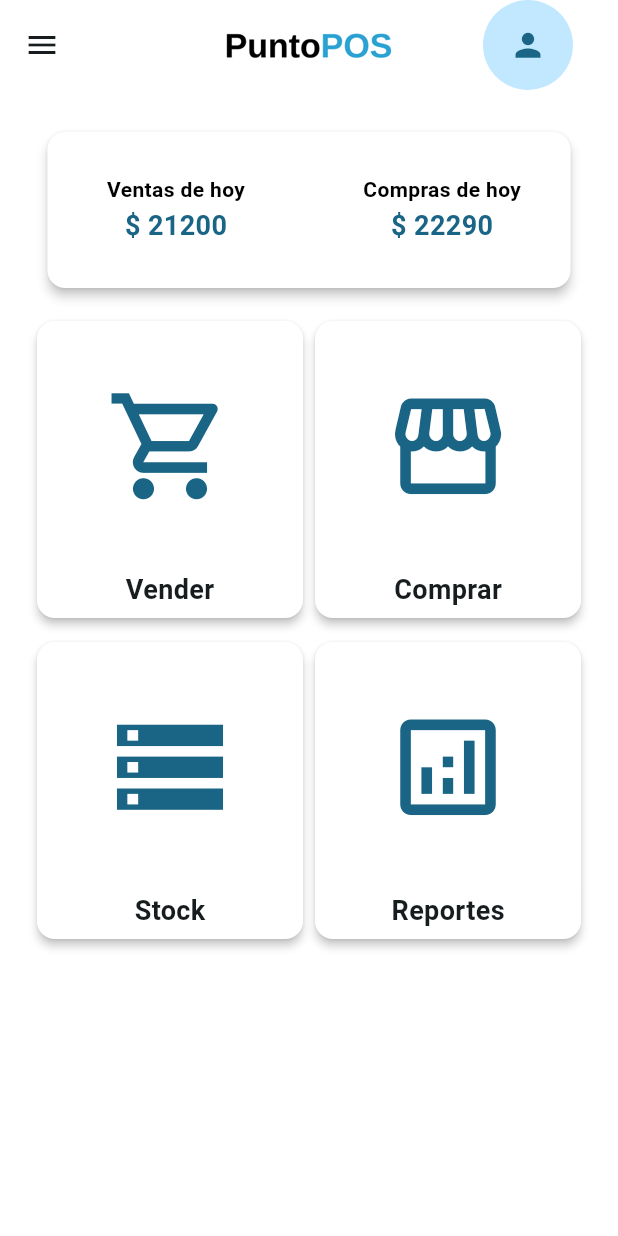
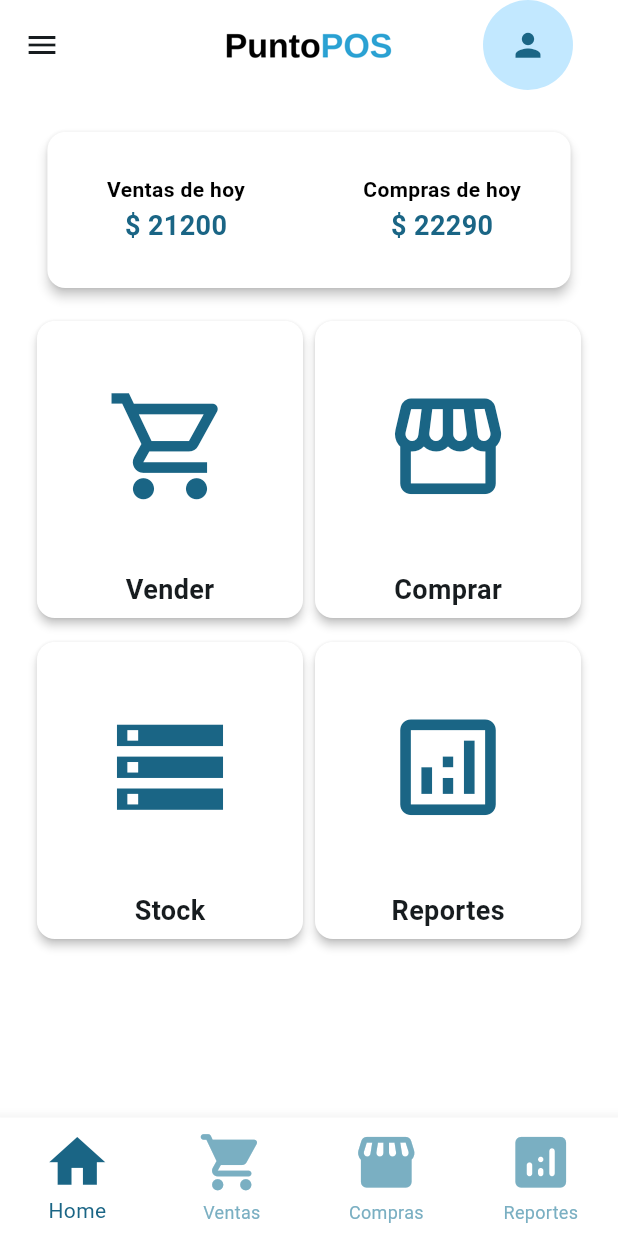
Before and after one commit to gonzacabrera2506/punto_pos, a Flutter app: the screen it shows after launch, on a phone screen of 412 x 824 dp. Run offline on Flutter 3.47's test engine with Material 3 defaults, Android fonts, the phone set to English and light mode, and no system bars; our stand-ins replace cloud_firestore, equatable, firebase_auth, firebase_core, flutter_bloc, form_validator and 2 more; missing offline and left inert: firebase_app_check; accounts and stored records are empty.

Commit message:
WIP: buttomNvigationBar

```diff
--- a/lib/config/theme/app_theme.dart
+++ b/lib/config/theme/app_theme.dart
@@ -1,13 +1,16 @@
 import 'package:flutter/material.dart';
 
 const Color primaryColor = Color(0xFF2CA2D3);
-const Color secundaryColor = Color(0xFF5ED2FF);
+const Color secundaryColor = Color(0xFF7AAFC2);
 
 class AppTheme {
   ThemeData theme() {
     return ThemeData(
       useMaterial3: true,
-      colorScheme: ColorScheme.fromSeed(seedColor: primaryColor),
+      colorScheme: ColorScheme.fromSeed(
+        seedColor: primaryColor,
+        secondary: secundaryColor,
+      ),
 
       //brightness: Brightness.dark,
     );
--- a/lib/features/dashboard/presentation/dashboard_screen.dart
+++ b/lib/features/dashboard/presentation/dashboard_screen.dart
@@ -5,6 +5,7 @@
 import 'package:stock_ventas/shared/widgets/custom_circle_avatar.dart';
 import 'package:stock_ventas/shared/widgets/custom_dashboard_head.dart';
 import 'package:stock_ventas/shared/widgets/custom_scaffold.dart';
+import 'package:stock_ventas/shared/widgets/custon_bottom_navigation_bar.dart';
 
 class DashboardScreen extends StatefulWidget {
   static const String routeName = '/dashboard_screen';
@@ -31,6 +32,7 @@
           ),
         ),
       ],
+      bottomNavigationBar: CustomBottomNavigationBar(),
       title: Image.asset('assets/PuntoPOS_letras.png', scale: 1.5),
       toolbarHeight: 60,
       children: [
--- a/lib/shared/widgets/custom_scaffold.dart
+++ b/lib/shared/widgets/custom_scaffold.dart
@@ -8,6 +8,7 @@
   final Widget? leading;
   List<Widget> children = [];
   List<Widget>? avatar;
+  final Widget? bottomNavigationBar;
   CustomScaffold({
     super.key,
     required this.toolbarHeight,
@@ -16,6 +17,7 @@
     this.backgroundColor,
     this.leading,
     this.avatar,
+    this.bottomNavigationBar,
   });
 
   @override
@@ -45,6 +47,7 @@
           ),
         ),
       ),
+      bottomNavigationBar: bottomNavigationBar,
     );
   }
 }
--- a/lib/shared/widgets/custon_bottom_navigation_bar.dart
+++ b/lib/shared/widgets/custon_bottom_navigation_bar.dart
@@ -0,0 +1,36 @@
+import 'package:flutter/material.dart';
+
+class CustomBottomNavigationBar extends StatelessWidget {
+  final ValueChanged<int>? onTap;
+  const CustomBottomNavigationBar({super.key, this.onTap});
+
+  @override
+  Widget build(BuildContext context) {
+    int selectedIndex = 0;
+
+    return BottomNavigationBar(
+      backgroundColor: Colors.white,
+      unselectedItemColor: Theme.of(context).colorScheme.secondary,
+      iconSize: 45,
+      items: const <BottomNavigationBarItem>[
+        BottomNavigationBarItem(icon: Icon(Icons.home), label: 'Home'),
+        BottomNavigationBarItem(
+          icon: Icon(Icons.shopping_cart_rounded),
+          label: 'Ventas',
+        ),
+        BottomNavigationBarItem(
+          icon: Icon(Icons.storefront_rounded),
+          label: 'Compras',
+        ),
+        BottomNavigationBarItem(
+          icon: Icon(Icons.analytics_rounded),
+          label: 'Reportes',
+        ),
+      ],
+      currentIndex: selectedIndex,
+      selectedItemColor: Theme.of(context).primaryColor,
+      onTap: onTap,
+      type: BottomNavigationBarType.fixed,
+    );
+  }
+}
```
